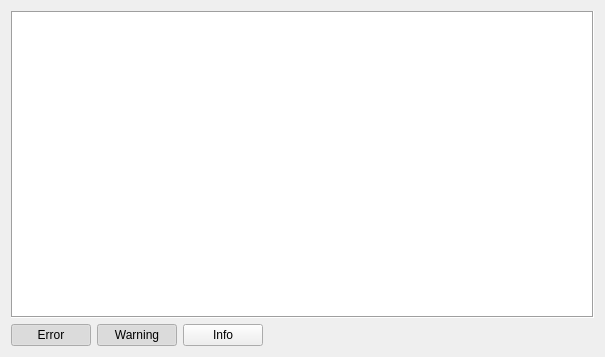
First picture: the form in modules/automation/projects/HilecGui/src/ScriptErrors/ScriptErrorWidget.ui, repository OFFIS-Automation/Framework, before the edit.
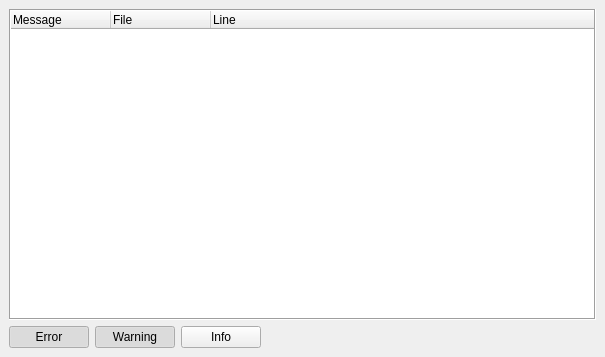
Second picture: the form after the edit. Icons and pictures are not drawn.

```diff
--- a/modules/automation/projects/HilecGui/src/ScriptErrors/ScriptErrorWidget.ui
+++ b/modules/automation/projects/HilecGui/src/ScriptErrors/ScriptErrorWidget.ui
@@ -1,7 +1,7 @@
 <?xml version="1.0" encoding="UTF-8"?>
 <ui version="4.0">
  <class>ScriptErrorWidget</class>
- <widget class="QWidget" name="ScriptErrorWidget">
+ <widget class="QDockWidget" name="ScriptErrorWidget">
   <property name="geometry">
    <rect>
     <x>0</x>
@@ -13,8 +13,7 @@
   <property name="windowTitle">
    <string>Script problems</string>
   </property>
-  <layout class="QVBoxLayout" name="verticalLayout_2">
-   <item>
+  <widget class="QWidget" name="dockWidgetContents">
     <layout class="QVBoxLayout" name="verticalLayout">
      <item>
       <layout class="QVBoxLayout" name="verticalLayout_3">
@@ -27,7 +26,7 @@
           <set>QAbstractItemView::NoEditTriggers</set>
          </property>
          <attribute name="headerVisible">
-          <bool>false</bool>
+         <bool>true</bool>
          </attribute>
          <column>
           <property name="text">
@@ -120,8 +119,7 @@
       </layout>
      </item>
     </layout>
-   </item>
-  </layout>
+  </widget>
  </widget>
  <resources>
   <include location="../../../ProjectEditor/images/images.qrc"/>
```
Lines whose indentation alone changed are shown as unchanged.
